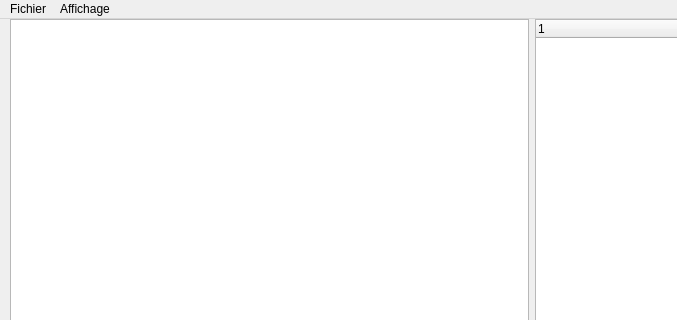
The window that yapluka/yaplukawindow.ui (lengagne/yapluka) describes before a commit, drawn with Qt 5; both pictures show x 0 to 677 and y 0 to 320 of the 802 by 599 pixel window.
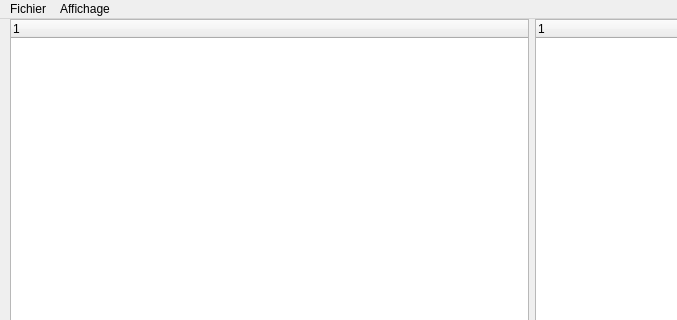
The same window after the commit.

The edit to the form file:
```diff
--- a/yapluka/yaplukawindow.ui
+++ b/yapluka/yaplukawindow.ui
@@ -34,7 +34,7 @@
       <enum>QLayout::SetDefaultConstraint</enum>
      </property>
      <item>
-      <widget class="QTableWidget" name="tableWidget">
+      <widget class="QTreeWidget" name="taskWidget">
        <property name="sizePolicy">
         <sizepolicy hsizetype="Expanding" vsizetype="Expanding">
          <horstretch>0</horstretch>
@@ -47,9 +47,11 @@
          <height>16777215</height>
         </size>
        </property>
-       <property name="sortingEnabled">
-        <bool>true</bool>
-       </property>
+       <column>
+        <property name="text">
+         <string notr="true">1</string>
+        </property>
+       </column>
       </widget>
      </item>
      <item>
```
